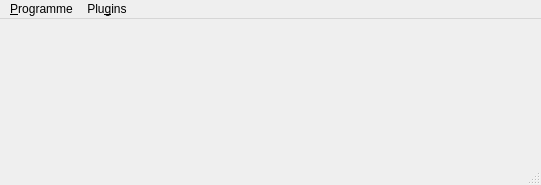
Above: FractalCooker/MainWindow.ui from darkelfe14728/FractalCooker before the change. Below: the same form after it.
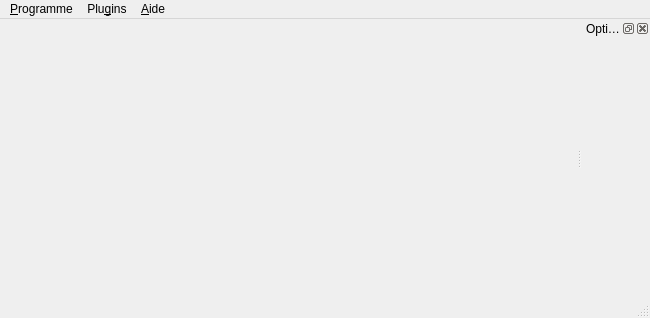
That is the form after the change.

Commit message: Design fenêtre principale + main.

Patch:
```diff
--- a/FractalCooker/MainWindow.ui
+++ b/FractalCooker/MainWindow.ui
@@ -6,20 +6,33 @@
    <rect>
     <x>0</x>
     <y>0</y>
-    <width>541</width>
-    <height>185</height>
+    <width>650</width>
+    <height>318</height>
    </rect>
   </property>
   <property name="windowTitle">
    <string>MainWindow</string>
   </property>
-  <widget class="QWidget" name="widget_content"/>
+  <widget class="QWidget" name="widget_content">
+   <layout class="QVBoxLayout" name="vlayout_widget_content">
+    <item>
+     <widget class="QStackedWidget" name="stack_afficheurs">
+      <widget class="QWidget" name="page_afficheur_2D">
+       <layout class="QVBoxLayout" name="vlayout_page_afficheur_2D"/>
+      </widget>
+      <widget class="QWidget" name="page_afficheur_3D">
+       <layout class="QVBoxLayout" name="vlayout_page_afficheur_3D"/>
+      </widget>
+     </widget>
+    </item>
+   </layout>
+  </widget>
   <widget class="QMenuBar" name="menubar">
    <property name="geometry">
     <rect>
      <x>0</x>
      <y>0</y>
-     <width>541</width>
+     <width>650</width>
      <height>24</height>
     </rect>
    </property>
@@ -29,7 +42,7 @@
     </property>
     <addaction name="action_Programme_Quitter"/>
    </widget>
-   <widget class="QMenu" name="menuPlu_gins">
+   <widget class="QMenu" name="menu_Plugins">
     <property name="title">
      <string>Plu&amp;gins</string>
     </property>
@@ -43,13 +56,63 @@
       <string>3D</string>
      </property>
     </widget>
-    <addaction name="menu2D"/>
-    <addaction name="menu3D"/>
+    <addaction name="menu_Plugins_2D"/>
+    <addaction name="menu_Plugins_3D"/>
+    <addaction name="separator"/>
+    <addaction name="action_Plugins_Options"/>
+   </widget>
+   <widget class="QMenu" name="menu_Aide">
+    <property name="title">
+     <string>&amp;Aide</string>
+    </property>
+    <addaction name="action_Aide_About"/>
+    <addaction name="action_Aide_AboutPlugins"/>
+    <addaction name="action_Aide_AboutQt"/>
    </widget>
    <addaction name="menu_Programme"/>
-   <addaction name="menuPlu_gins"/>
+   <addaction name="menu_Plugins"/>
+   <addaction name="menu_Aide"/>
   </widget>
   <widget class="QStatusBar" name="statusbar"/>
+  <widget class="QDockWidget" name="dock_options">
+   <property name="windowTitle">
+    <string>Options</string>
+   </property>
+   <attribute name="dockWidgetArea">
+    <number>2</number>
+   </attribute>
+   <widget class="QWidget" name="dockWidget_options">
+    <layout class="QVBoxLayout" name="vlayout_dockWidget_options">
+     <property name="margin">
+      <number>0</number>
+     </property>
+     <item>
+      <widget class="QScrollArea" name="scroll_options">
+       <property name="frameShape">
+        <enum>QFrame::NoFrame</enum>
+       </property>
+       <property name="widgetResizable">
+        <bool>true</bool>
+       </property>
+       <property name="alignment">
+        <set>Qt::AlignCenter</set>
+       </property>
+       <widget class="QWidget" name="scrollWidget_options">
+        <property name="geometry">
+         <rect>
+          <x>0</x>
+          <y>0</y>
+          <width>112</width>
+          <height>255</height>
+         </rect>
+        </property>
+        <layout class="QVBoxLayout" name="vlayout_scrollWidget_options"/>
+       </widget>
+      </widget>
+     </item>
+    </layout>
+   </widget>
+  </widget>
   <action name="action_Programme_Quitter">
    <property name="text">
     <string>&amp;Quitter</string>
```
Left out of the diff: 97 changed lines with no effect on the pictures. The commit also changes 3 other files.
